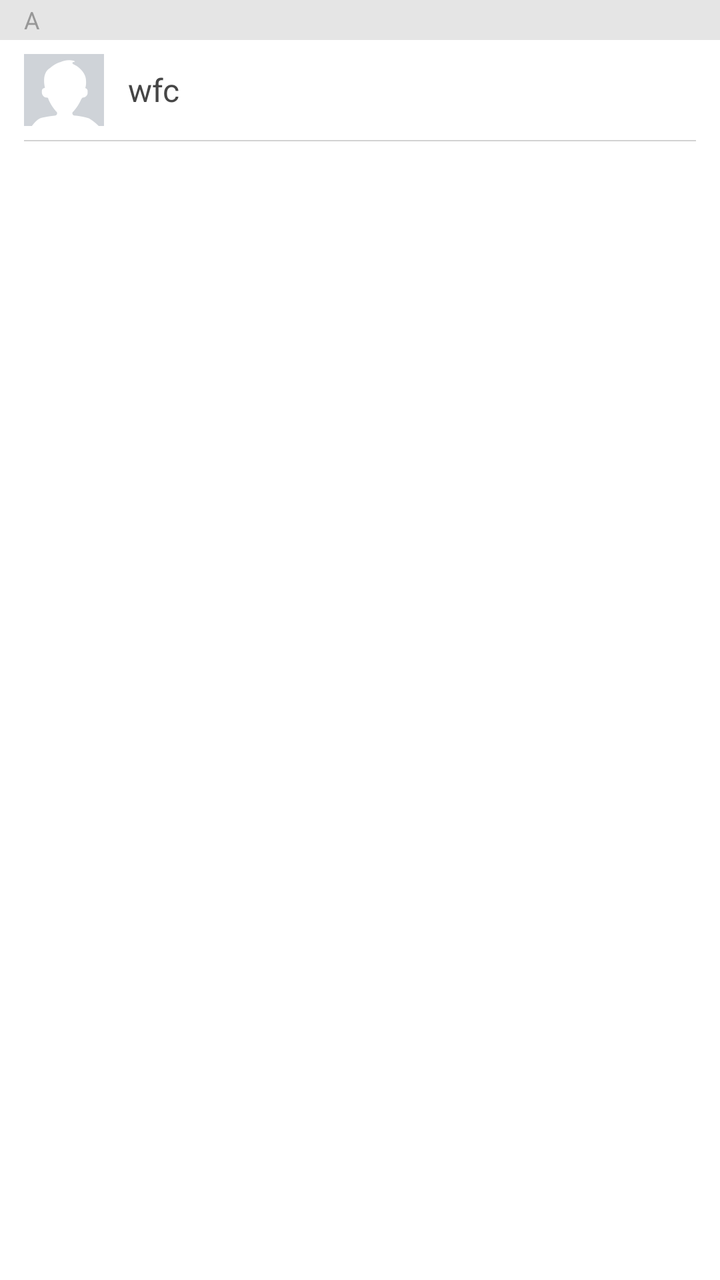
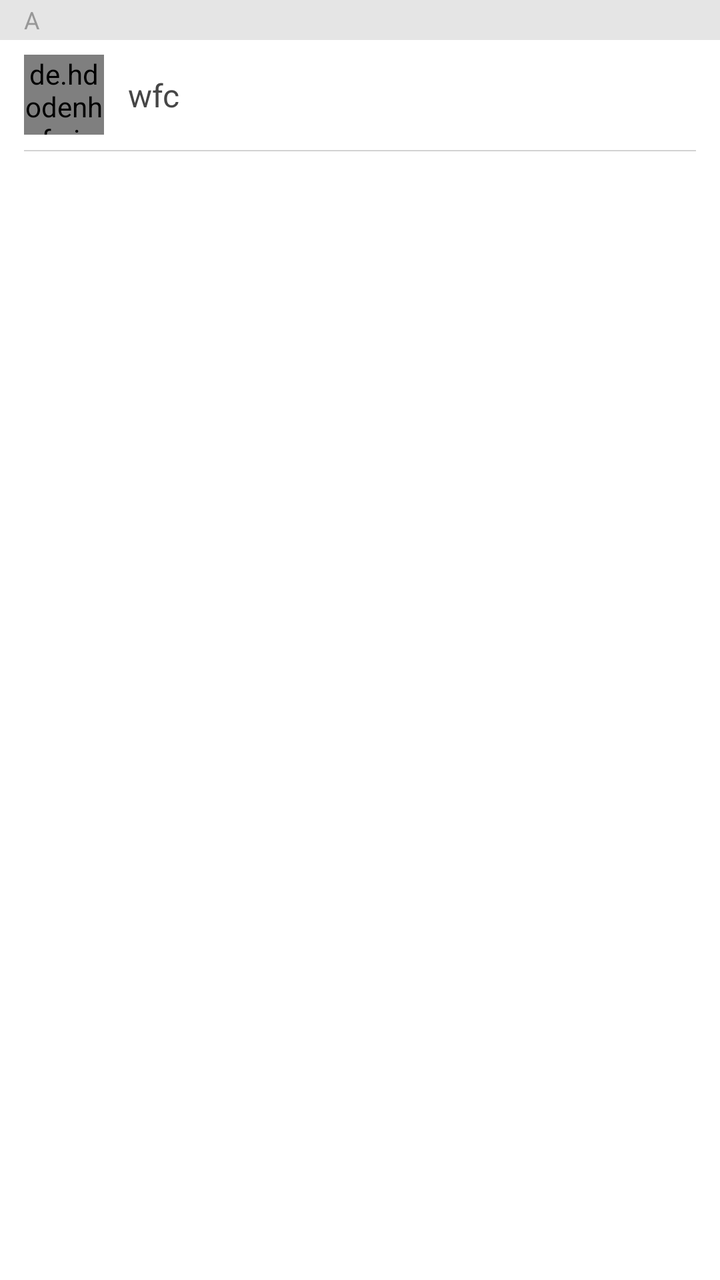

Compare the two renders of this Android layout. The source of the first and the diff that turns it into the second are given below.
<!-- AndroidManifest.xml: application theme AppTheme -->
<!-- res/layout/contact_item_contact.xml -->
<?xml version="1.0" encoding="utf-8"?>
<LinearLayout xmlns:android="http://schemas.android.com/apk/res/android"
    android:id="@+id/root"
    android:layout_width="match_parent"
    android:layout_height="wrap_content"
    android:background="@color/white"
    android:orientation="vertical">

    <TextView
        android:id="@+id/categoryTextView"
        android:layout_width="match_parent"
        android:layout_height="20dp"
        android:background="#E5E5E5"
        android:gravity="center_vertical"
        android:paddingLeft="@dimen/item_margin_left_and_right"
        android:text="A"
        android:textColor="#989898"
        android:textSize="12sp"
        android:visibility="visible" />

    <LinearLayout
        android:id="@+id/contactLinearLayout"
        android:layout_width="match_parent"
        android:layout_height="50dp"
        android:background="@drawable/selector_common_item"
        android:gravity="center_vertical"
        android:paddingLeft="@dimen/item_margin_left_and_right"
        android:paddingTop="@dimen/item_margin_top_and_bottom"
        android:paddingRight="@dimen/item_margin_left_and_right"
        android:paddingBottom="@dimen/item_margin_top_and_bottom">

        <ImageView
            android:id="@+id/portraitImageView"
            android:layout_width="40dp"
            android:layout_height="40dp"
            android:scaleType="centerCrop"
            android:src="@mipmap/default_header" />

        <TextView
            android:id="@+id/nameTextView"
            android:layout_width="0dp"
            android:layout_height="wrap_content"
            android:layout_marginLeft="@dimen/item_margin_left_and_right"
            android:layout_weight="1"
            android:singleLine="true"
            android:text="wfc"
            android:textColor="@color/gray0"
            android:textSize="16sp" />

        <CheckBox
            android:id="@+id/checkbox"
            style="@style/CustomCheckboxTheme"
            android:layout_width="wrap_content"
            android:layout_height="wrap_content"
            android:layout_marginRight="@dimen/item_margin_left_and_right"
            android:clickable="false"
            android:visibility="gone" />

    </LinearLayout>

    <View
        android:id="@+id/dividerLine"
        style="@style/Line"
        android:layout_marginLeft="@dimen/item_margin_left_and_right"
        android:layout_marginRight="@dimen/item_margin_left_and_right"
        android:visibility="visible" />

</LinearLayout>
<!-- resources referenced by this layout -->
<resources>
  <color name="gray0">#464646</color>
  <color name="white">#ffffff</color>
  <dimen name="item_margin_left_and_right">12dp</dimen>
  <dimen name="item_margin_top_and_bottom">7dp</dimen>
  <!-- drawable selector_common_item (drawable-v21) -->
  <?xml version="1.0" encoding="utf-8"?>
  <ripple xmlns:android="http://schemas.android.com/apk/res/android"
      android:color="@color/gray">
      <item android:drawable="@color/white" />
  </ripple>
  <!-- mipmap default_header: png bitmap (mipmap-hdpi, 2807 bytes) -->
  <style name="CustomCheckboxTheme" parent="@android:style/Widget.CompoundButton.CheckBox">
          <item name="android:button">@drawable/checkbox_style</item>
      </style>
  <style name="Line">
          <item name="android:layout_width">match_parent</item>
          <item name="android:layout_height">0.5dp</item>
          <item name="android:background">@color/line</item>
      </style>
  <style name="AppTheme" parent="Theme.AppCompat.Light.NoActionBar">
          
          <item name="colorPrimary">@color/colorPrimary</item>
          <item name="colorPrimaryDark">@color/colorPrimaryDark</item>
          <item name="colorAccent">@color/colorAccent</item>
          
          
          
          <item name="colorBackgroundFloating">@color/white</item>
      </style>
  <color name="gray">#D9D9D9</color>
  <!-- drawable checkbox_style (drawable) -->
  <?xml version="1.0" encoding="utf-8"?>
  <selector xmlns:android="http://schemas.android.com/apk/res/android">
  
      <item android:drawable="@mipmap/checkbox_checked_disable" android:state_checked="true" android:state_enabled="false" />
      <item android:drawable="@mipmap/checkbox_checked" android:state_checked="true" android:state_enabled="true" />
      <item android:drawable="@mipmap/checkbox_normal_black" android:state_checked="false" />
      <item android:drawable="@mipmap/checkbox_normal_black" />
  
  
  </selector>
  <color name="line">#D2D2D2</color>
  <color name="colorPrimary">#3e64e4</color>
  <color name="colorPrimaryDark">#3e64e4</color>
  <color name="colorAccent">#7e7e7e</color>
</resources>

<!-- the commit's change to res/layout/contact_item_contact.xml (unified diff, before → after) -->
@@ -1,5 +1,6 @@
 <?xml version="1.0" encoding="utf-8"?>
 <LinearLayout xmlns:android="http://schemas.android.com/apk/res/android"
+    xmlns:app="http://schemas.android.com/apk/res-auto"
     android:id="@+id/root"
     android:layout_width="match_parent"
     android:layout_height="wrap_content"
@@ -21,7 +22,7 @@
     <LinearLayout
         android:id="@+id/contactLinearLayout"
         android:layout_width="match_parent"
-        android:layout_height="50dp"
+        android:layout_height="55dp"
         android:background="@drawable/selector_common_item"
         android:gravity="center_vertical"
         android:paddingLeft="@dimen/item_margin_left_and_right"
@@ -29,12 +30,21 @@
         android:paddingRight="@dimen/item_margin_left_and_right"
         android:paddingBottom="@dimen/item_margin_top_and_bottom">
 
-        <ImageView
+
+
+
+
+
+
+
+        <de.hdodenhof.circleimageview.CircleImageView
             android:id="@+id/portraitImageView"
             android:layout_width="40dp"
             android:layout_height="40dp"
             android:scaleType="centerCrop"
-            android:src="@mipmap/default_header" />
+            android:src="@mipmap/default_header"
+            app:civ_border_width="1dp"
+            app:civ_border_color="#2196F3"/>
 
         <TextView
             android:id="@+id/nameTextView"
